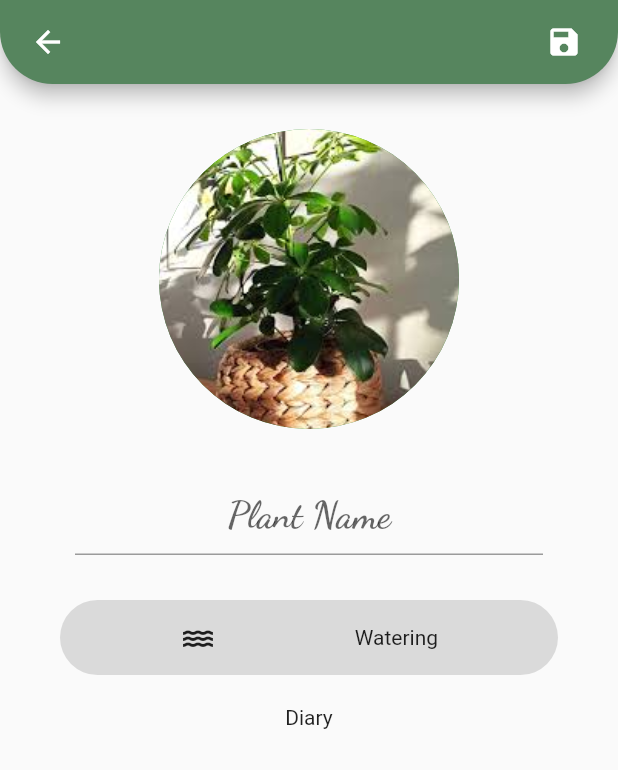
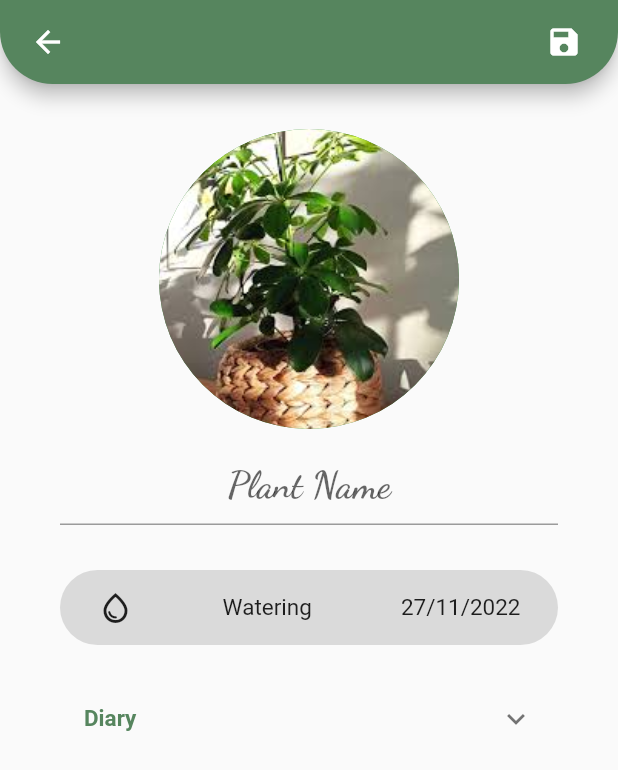
Before and after one commit to dariapichlak/gardening, a Flutter app: the AddPlantPage screen opened directly, on a phone screen of 412 x 824 dp. Shown: the top 770 px of the screen. Run offline on Flutter 3.47's test engine with Material 2 defaults, Android fonts, the phone set to English and light mode, and no system bars; our stand-ins replace bloc, cloud_firestore, curved_navigation_bar, firebase_auth, firebase_core, flutter_bloc and 2 more; missing offline and left inert: flutterfire_ui; accounts and stored records are empty.

Commit message:
Improve AddPlantsPage UI

```diff
--- a/lib/home/plants_page_content/add_plant_page/add_plant_page.dart
+++ b/lib/home/plants_page_content/add_plant_page/add_plant_page.dart
@@ -47,10 +47,10 @@ class AddPlantPage extends StatelessWidget {
             ),
           ),
           const SizedBox(
-            height: 30,
+            height: 10,
           ),
           Padding(
-            padding: const EdgeInsets.symmetric(horizontal: 50.0),
+            padding: const EdgeInsets.symmetric(horizontal: 40.0),
             child: TextField(
               textAlign: TextAlign.center,
               decoration: InputDecoration(
@@ -74,12 +74,19 @@ class AddPlantPage extends StatelessWidget {
                   borderRadius: BorderRadius.all(Radius.circular(35))),
               height: 50,
               child: Padding(
-                padding: const EdgeInsets.symmetric(horizontal: 80.0),
+                padding: const EdgeInsets.symmetric(horizontal: 25.0),
                 child: Row(
                   mainAxisAlignment: MainAxisAlignment.spaceBetween,
-                  children: const [
-                    Icon(Icons.water),
-                    Text('Watering'),
+                  children: [
+                    const Icon(Icons.water_drop_outlined),
+                    Text(
+                      'Watering',
+                      style: GoogleFonts.roboto(fontSize: 15),
+                    ),
+                    Text(
+                      '27/11/2022',
+                      style: GoogleFonts.roboto(fontSize: 15),
+                    ),
                   ],
                 ),
               ),
@@ -88,9 +95,27 @@ class AddPlantPage extends StatelessWidget {
           const SizedBox(
             height: 20,
           ),
-          const Center(
-            child: Text(
-              'Diary',
+          Padding(
+            padding: const EdgeInsets.symmetric(horizontal: 40.0),
+            child: ExpansionTile(
+              title: Text(
+                'Diary',
+                style: GoogleFonts.roboto(
+                  fontSize: 15,
+                  fontWeight: FontWeight.bold,
+                  color: const Color.fromARGB(255, 86, 133, 94),
+                ),
+              ),
+              children: [
+                ListTile(
+                  title: Text(
+                    'Day 1 - planting',
+                    style: GoogleFonts.roboto(
+                      fontSize: 14,
+                    ),
+                  ),
+                )
+              ],
             ),
           ),
         ],
```
Also changed, not shown: lib/home/calendar_page/calendar_page_content.dart (+8 -2 lines), lib/home/notes_page/notes_page_content.dart (+8 -1 lines), lib/home/plants_page_content/plants_page_content.dart (+8 -1 lines), lib/home/settings_page/settings_page.dart (added, +19 -0 lines).
